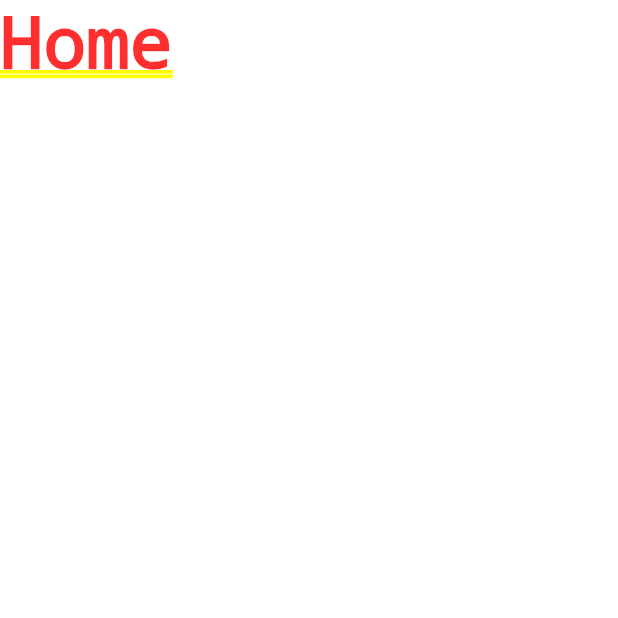
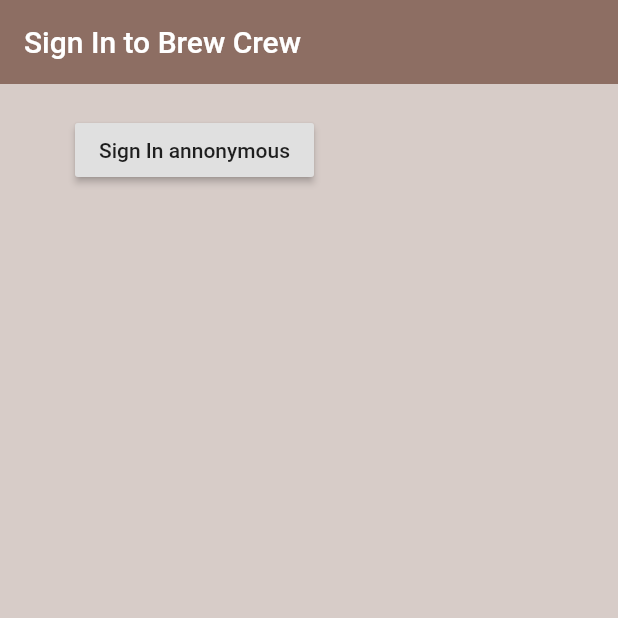
Before and after one commit to TharushaDilmith/brew_crew_test, a Flutter app: the screen it shows after launch, on a phone screen of 412 x 824 dp, the top half of it. Run offline on Flutter 3.47's test engine with Material 2 defaults, Android fonts, the phone set to English and light mode, and no system bars; our stand-ins replace firebase_auth, firebase_core; accounts and stored records are empty.

```diff
--- a/lib/screens/authenticate/authenticate.dart
+++ b/lib/screens/authenticate/authenticate.dart
@@ -1,3 +1,4 @@
+import 'package:brew_crew/screens/authenticate/sign_in.dart';
 import 'package:flutter/material.dart';
 
 class Authenticate extends StatefulWidget {
@@ -11,7 +12,7 @@ class _AuthenticateState extends State<Authenticate> {
   @override
   Widget build(BuildContext context) {
     return Container(
-      child: Text('Authenticate'),
+      child: SignIn(),
     );
   }
 }
--- /dev/null
+++ b/lib/screens/authenticate/sign_in.dart
@@ -0,0 +1,40 @@
+import 'package:brew_crew/services/auth.dart';
+import 'package:flutter/material.dart';
+
+class SignIn extends StatefulWidget {
+  const SignIn({Key? key}) : super(key: key);
+
+  @override
+  State<SignIn> createState() => _SignInState();
+}
+
+class _SignInState extends State<SignIn> {
+  final AuthService _auth = AuthService();
+
+  @override
+  Widget build(BuildContext context) {
+    return Scaffold(
+      backgroundColor: Colors.brown[100],
+      appBar: AppBar(
+        backgroundColor: Colors.brown[400],
+        elevation: 0.0,
+        title: Text('Sign In to Brew Crew'),
+      ),
+      body: Container(
+        padding: EdgeInsets.symmetric(vertical: 20.0, horizontal: 50.0),
+        child: RaisedButton(
+          child: Text('Sign In annonymous'),
+          onPressed: () async {
+            dynamic result = await _auth.signInAnon();
+            if (result == null) {
+              print('error signing in');
+            } else {
+              print('signed in');
+              print(result);
+            }
+          },
+        ),
+      ),
+    );
+  }
+}
--- a/lib/screens/wrapper.dart
+++ b/lib/screens/wrapper.dart
@@ -1,3 +1,4 @@
+import 'package:brew_crew/screens/authenticate/authenticate.dart';
 import 'package:brew_crew/screens/home/home.dart';
 import 'package:flutter/material.dart';
 
@@ -7,6 +8,6 @@ class Wrapper extends StatelessWidget {
   @override
   Widget build(BuildContext context) {
     // return either the Home or Authenticate widget
-    return Home();
+    return Authenticate();
   }
 }
--- a/pubspec.yaml
+++ b/pubspec.yaml
@@ -36,6 +36,7 @@ dependencies:
   cupertino_icons: ^1.0.2
   firebase_auth: ^3.3.11
   cloud_firestore: ^3.1.10
+  firebase_core: ^1.13.1
 
 
 dev_dependencies:
```
Also changed, not shown: lib/main.dart (+7 -1 lines), lib/services/auth.dart (added, +23 -0 lines), lib/firebase_options.dart (added), pubspec.lock, 1 other file.
